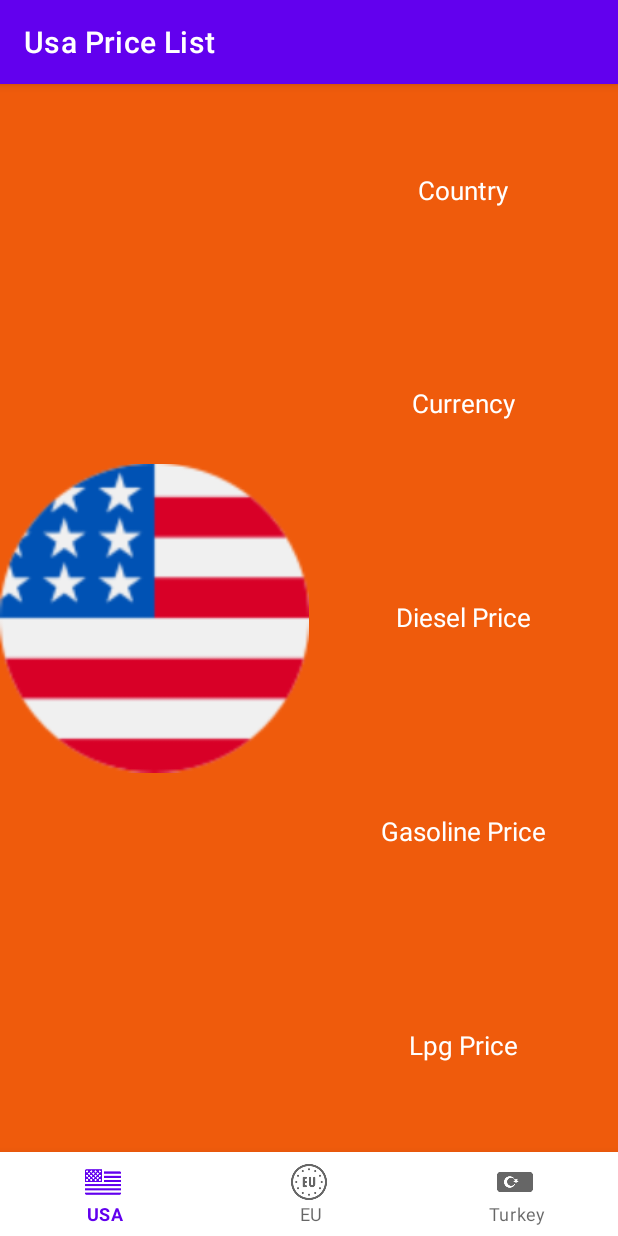
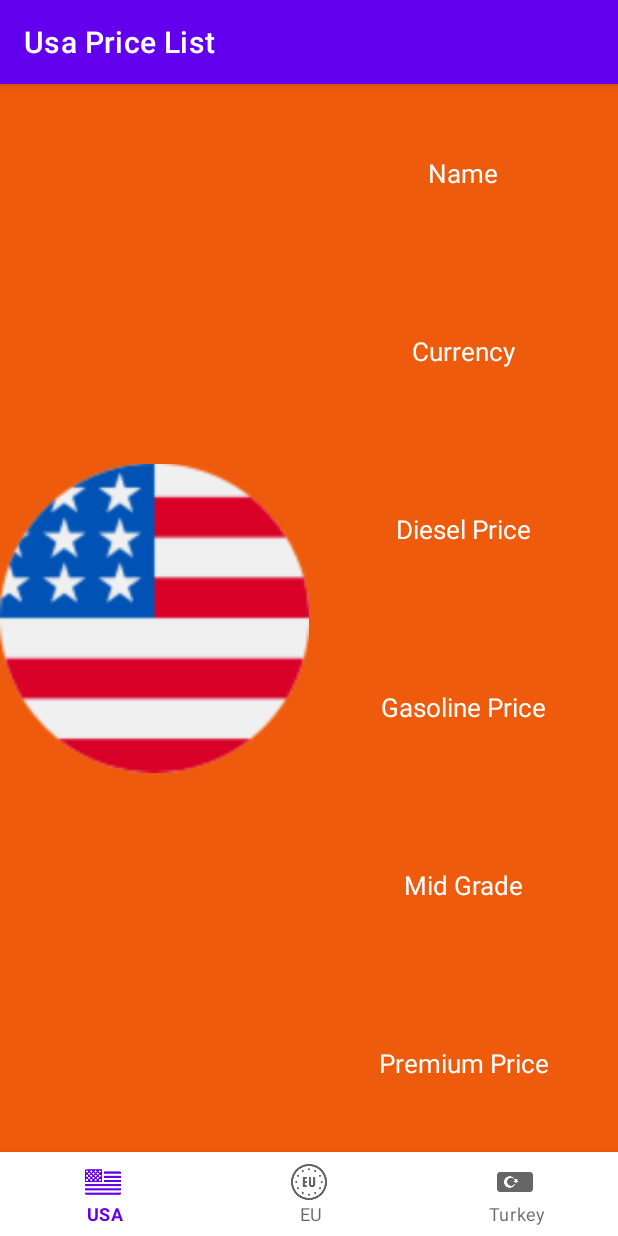
Before and after one commit to ozancanguz/World-Gas-Prices, an Android app: the fragment UsaDetailsFragment placed in its activity, on a phone screen of 412 x 824 dp. Run offline under Robolectric (Android 15) with nearby library versions, the phone set to English and light mode, and no system bars; our stand-ins replace Dagger/Hilt's generated code, navigation-ui; network calls fail; 9 statements that could not run were skipped.

```diff
--- a/app/src/main/res/layout/fragment_usa_details.xml
+++ b/app/src/main/res/layout/fragment_usa_details.xml
@@ -8,7 +8,7 @@
     <ImageView
         android:id="@+id/imageView"
         android:layout_width="0dp"
-        android:src="@drawable/eu2"
+        android:src="@drawable/usapng"
         android:layout_height="match_parent"
         android:layout_weight="1" />
 
@@ -17,19 +17,18 @@
         android:layout_height="match_parent"
         android:layout_weight="1"
         android:orientation="vertical">
-
         <TextView
-            android:id="@+id/eudetailscountrytv"
+            android:id="@+id/nameTv"
             android:layout_width="match_parent"
             android:layout_height="0dp"
             android:layout_weight="1"
+            android:textSize="17sp"
+            android:textColor="@color/white"
             android:gravity="center"
-            android:text="Country"
-            android:textColor="@color/white"
-            android:textSize="17sp" />
+            android:text="Name" />
 
         <TextView
-            android:id="@+id/eudetailscurrencytv"
+            android:id="@+id/currencyText"
             android:layout_width="match_parent"
             android:layout_height="0dp"
             android:layout_weight="1"
@@ -39,7 +38,7 @@
             android:text="Currency" />
 
         <TextView
-            android:id="@+id/eudetailsdieselTv"
+            android:id="@+id/dieselPriceTv"
             android:layout_width="match_parent"
             android:layout_height="0dp"
             android:layout_weight="1"
@@ -49,7 +48,7 @@
             android:text="Diesel Price" />
 
         <TextView
-            android:id="@+id/eudetailsgasolinetv"
+            android:id="@+id/gasolinepricetv"
             android:layout_width="match_parent"
             android:layout_height="0dp"
             android:layout_weight="1"
@@ -59,15 +58,24 @@
             android:text="Gasoline Price" />
 
         <TextView
-            android:id="@+id/eudetailslpgtv"
+            android:id="@+id/midgradetv"
             android:layout_width="match_parent"
             android:layout_height="0dp"
             android:layout_weight="1"
+            android:textSize="17sp"
+            android:textColor="@color/white"
             android:gravity="center"
-            android:text="Lpg Price"
+            android:text="Mid Grade" />
+
+        <TextView
+            android:id="@+id/premiumtv"
+            android:layout_width="match_parent"
+            android:layout_height="0dp"
+            android:layout_weight="1"
+            android:textSize="17sp"
             android:textColor="@color/white"
-            android:textSize="17sp" />
-
+            android:gravity="center"
+            android:text="Premium Price" />
 
 
     </LinearLayout>
--- a/app/src/main/res/navigation/nav.xml
+++ b/app/src/main/res/navigation/nav.xml
@@ -38,7 +38,7 @@
     <fragment
         android:id="@+id/euDetailsFragment"
         android:name="com.ozancanguz.worldgasprices.ui.eu.details.EuDetailsFragment"
-        android:label="fragment_eu_details"
+        android:label="Eu Details"
         tools:layout="@layout/fragment_eu_details" >
         <action
             android:id="@+id/action_euDetailsFragment_to_euListFragment"
@@ -69,9 +69,9 @@
     <fragment
         android:id="@+id/trDieselFragment"
         android:name="com.ozancanguz.worldgasprices.ui.tr.diesel.TrDieselFragment"
-        android:label="TrDieselFragment" />
+        android:label="Tr Diesel Prices" />
     <fragment
         android:id="@+id/trLpgFragment"
         android:name="com.ozancanguz.worldgasprices.ui.tr.lpg.TrLpgFragment"
-        android:label="TrLpgFragment" />
+        android:label="Tr Lpg Prices" />
 </navigation>
```
Also changed, not shown: app/src/main/java/com/ozancanguz/worldgasprices/ui/eu/details/EuDetailsFragment.kt (+7 -0 lines), app/src/main/res/layout/fragment_eu_details.xml (+16 -25 lines).
